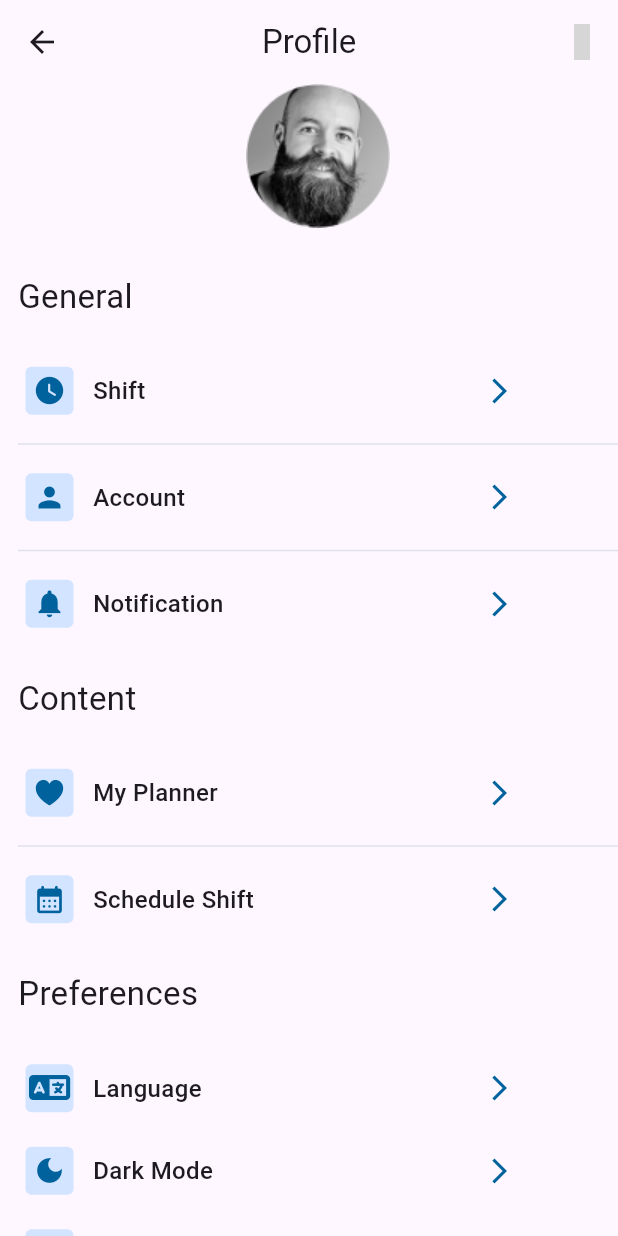
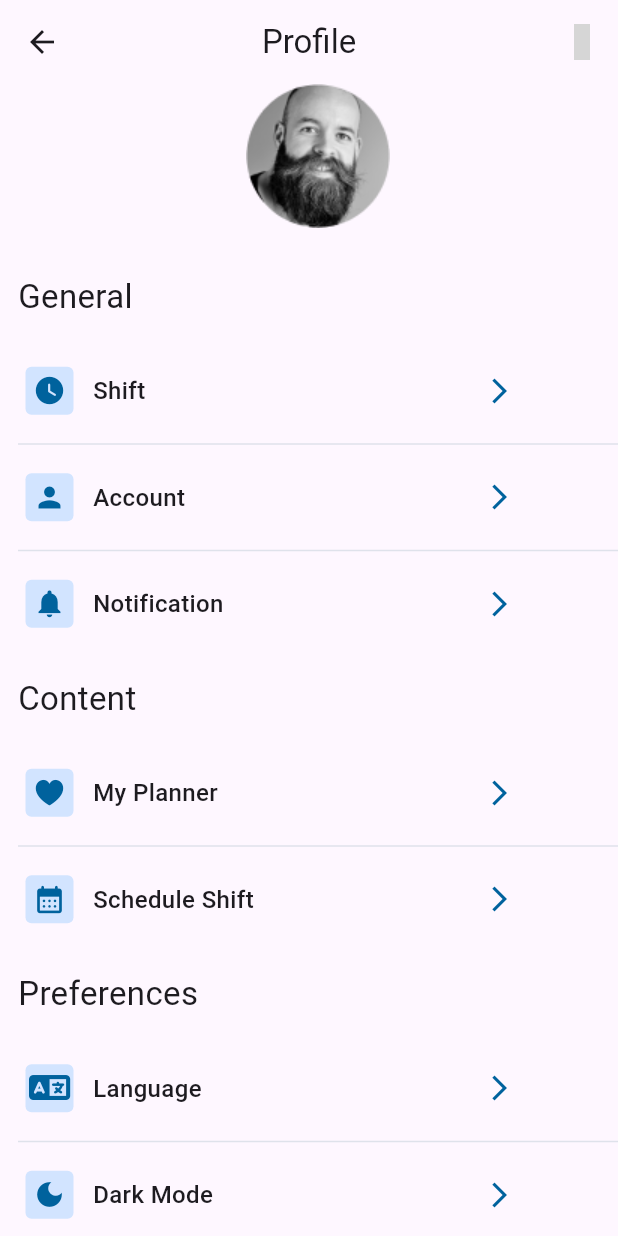
Before and after one commit to HAMZA-CH420/Shifts-Management, a Flutter app: the ProfileScreen screen opened directly, on a phone screen of 412 x 824 dp. Run offline on Flutter 3.47's test engine with Material 3 defaults, Android fonts, the phone set to English and light mode, and no system bars; our stand-ins replace firebase_core, flutter_svg, font_awesome_flutter, iconsax, page_transition, smooth_page_indicator; missing offline and left inert: flexify; accounts and stored records are empty; grey boxes are pictures that could not be loaded.

Commit message:
fifth Commit

```diff
--- a/lib/features/Profile_Screen/Profile_Screen.dart
+++ b/lib/features/Profile_Screen/Profile_Screen.dart
@@ -82,10 +82,16 @@ class ProfileScreen extends StatelessWidget {
                         icon: FontAwesomeIcons.language,
                         bannerTitle: "Language",
                         onTap: () {}),
+                    Divider(
+                      color: Palate.dividerColor,
+                    ),
                     CustomProfileBanner(
                         icon: Icons.dark_mode,
                         bannerTitle: "Dark Mode",
                         onTap: () {}),
+                    Divider(
+                      color: Palate.dividerColor,
+                    ),
                     CustomProfileBanner(
                         icon: Icons.edit_note_outlined,
                         bannerTitle: "Shift Edit",
```
Also changed, not shown: lib/features/ShiftScreen/widgets/Custom_Shift_Widget.dart (added, +10 -0 lines).
